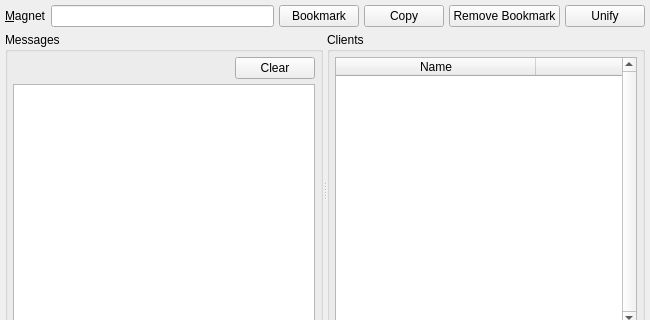
Above: branches/trunk/UI/spot-on-buzzpage.ui from textbrowser/spot-on before the change; both pictures show x 0 to 650 and y 0 to 320 of the 650 by 550 pixel window. Below: the same form after it.
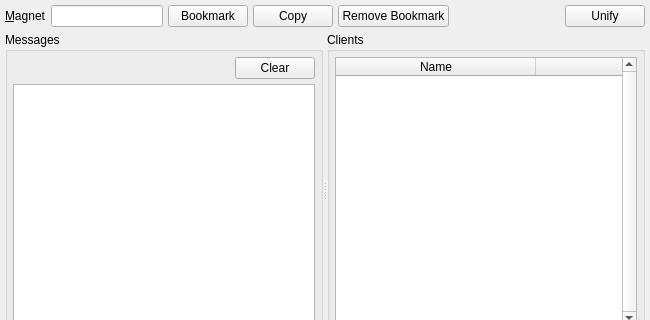
That is the form after the change. Custom widgets are drawn as their Qt base class.

Patch:
```diff
--- a/branches/trunk/UI/spot-on-buzzpage.ui
+++ b/branches/trunk/UI/spot-on-buzzpage.ui
@@ -72,6 +72,19 @@
        </property>
       </widget>
      </item>
+     <item>
+      <spacer name="horizontalSpacer">
+       <property name="orientation">
+        <enum>Qt::Horizontal</enum>
+       </property>
+       <property name="sizeHint" stdset="0">
+        <size>
+         <width>40</width>
+         <height>20</height>
+        </size>
+       </property>
+      </spacer>
+     </item>
      <item>
       <widget class="QPushButton" name="unify">
        <property name="toolTip">
```
